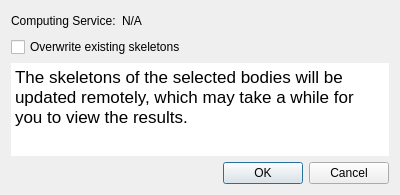
Above: neurolabi/gui/dialogs/zflyemskeletonupdatedialog.ui from janelia-flyem/NeuTu before the change. Below: the same form after it.
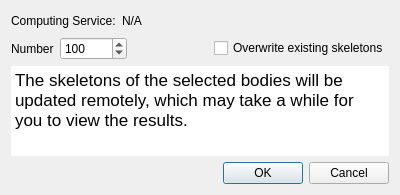
That is the form after the change.

Commit message: add top body skeletonization

```diff
--- a/neurolabi/gui/dialogs/zflyemskeletonupdatedialog.ui
+++ b/neurolabi/gui/dialogs/zflyemskeletonupdatedialog.ui
@@ -46,6 +46,41 @@
     </layout>
    </item>
    <item>
+    <layout class="QHBoxLayout" name="horizontalLayout_2">
+     <item>
+      <widget class="QLabel" name="topCountLabel">
+       <property name="text">
+        <string>Number</string>
+       </property>
+      </widget>
+     </item>
+     <item>
+      <widget class="QSpinBox" name="topCountSpinBox">
+       <property name="minimum">
+        <number>1</number>
+       </property>
+       <property name="maximum">
+        <number>999999</number>
+       </property>
+       <property name="value">
+        <number>100</number>
+       </property>
+      </widget>
+     </item>
+     <item>
+      <spacer name="horizontalSpacer_2">
+       <property name="orientation">
+        <enum>Qt::Horizontal</enum>
+       </property>
+       <property name="sizeHint" stdset="0">
+        <size>
+         <width>40</width>
+         <height>20</height>
+        </size>
+       </property>
+      </spacer>
+     </item>
+     <item>
     <widget class="QCheckBox" name="overwriteCheckBox">
      <property name="toolTip">
       <string>Only when the box is checked, the skeletons of the selected bodies will be recomputed.</string>
@@ -55,6 +90,8 @@
      </property>
     </widget>
    </item>
+    </layout>
+   </item>
    <item>
     <widget class="QTextEdit" name="noticeTextEdit">
      <property name="enabled">
@@ -76,8 +113,8 @@
       <string>&lt;!DOCTYPE HTML PUBLIC &quot;-//W3C//DTD HTML 4.0//EN&quot; &quot;http://www.w3.org/TR/REC-html40/strict.dtd&quot;&gt;
 &lt;html&gt;&lt;head&gt;&lt;meta name=&quot;qrichtext&quot; content=&quot;1&quot; /&gt;&lt;style type=&quot;text/css&quot;&gt;
 p, li { white-space: pre-wrap; }
-&lt;/style&gt;&lt;/head&gt;&lt;body style=&quot; font-family:'Lucida Grande'; font-size:13pt; font-weight:400; font-style:normal;&quot;&gt;
-&lt;p style=&quot; margin-top:0px; margin-bottom:0px; margin-left:0px; margin-right:0px; -qt-block-indent:0; text-indent:0px;&quot;&gt;The skeletons of the selected bodies will be updated remotely, which may take a while for you to view the results.&lt;/p&gt;&lt;/body&gt;&lt;/html&gt;</string>
+&lt;/style&gt;&lt;/head&gt;&lt;body style=&quot; font-family:'.SF NS Text'; font-size:13pt; font-weight:400; font-style:normal;&quot;&gt;
+&lt;p style=&quot; margin-top:0px; margin-bottom:0px; margin-left:0px; margin-right:0px; -qt-block-indent:0; text-indent:0px;&quot;&gt;&lt;span style=&quot; font-family:'Lucida Grande';&quot;&gt;The skeletons of the selected bodies will be updated remotely, which may take a while for you to view the results.&lt;/span&gt;&lt;/p&gt;&lt;/body&gt;&lt;/html&gt;</string>
      </property>
     </widget>
    </item>
```
Lines whose indentation alone changed are shown as unchanged. The commit also changes 7 other files.
